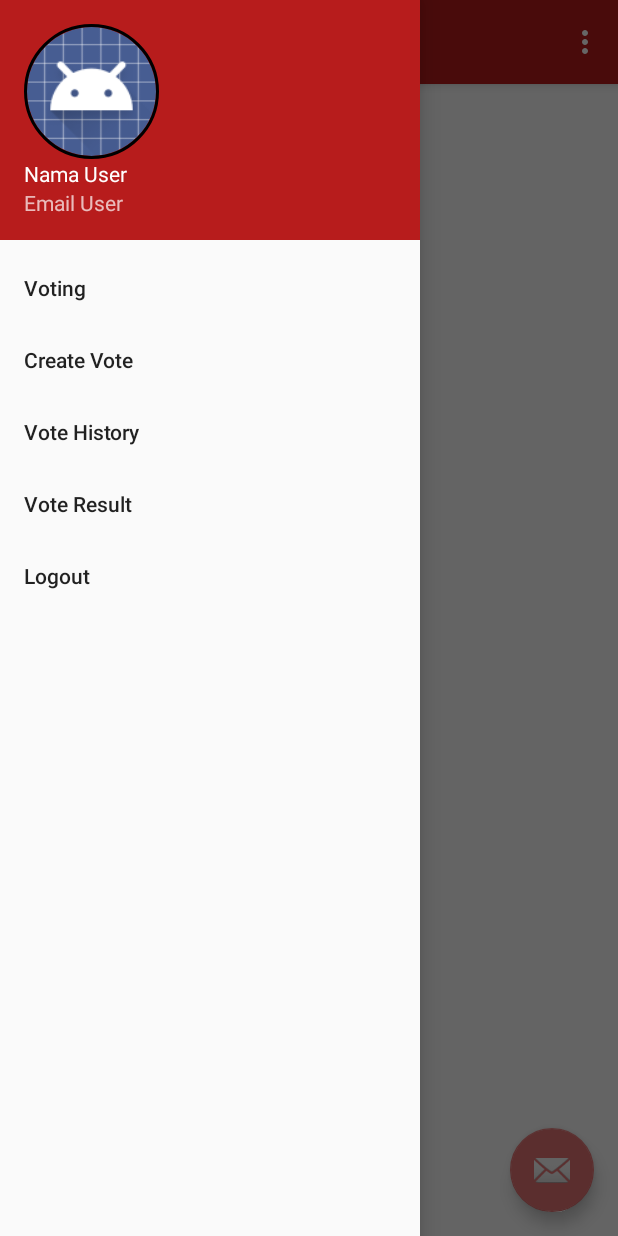
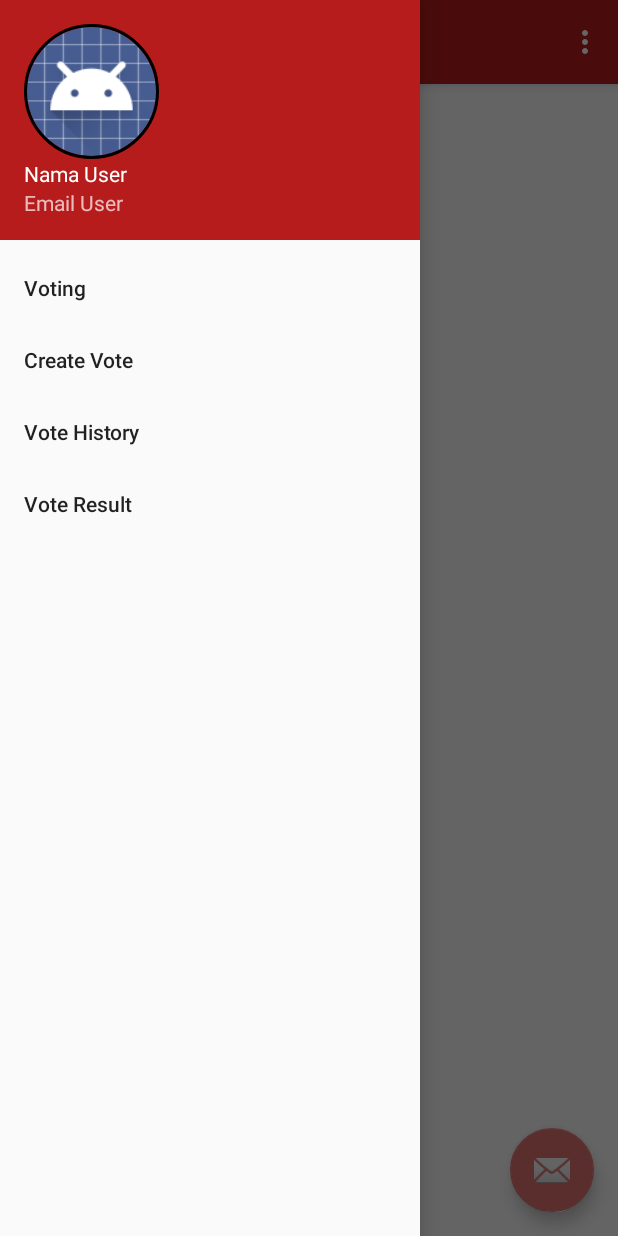
Before and after one commit to arinirae/VoteApp, an Android app: the screen it shows after launch once a user with an empty profile is signed in (HomeVote), with the side drawer open, on a phone screen of 412 x 824 dp. Run offline under Robolectric (Android 15) with nearby library versions, the phone set to English and light mode, and no system bars; our stand-ins replace CircleImageView, Firebase (no records; nobody signed in at launch, a user with empty details on screens opened directly), Picasso; libraries missing offline, so code that uses them is left out: com.firebase.client; pictures from the network do not load; 5 statements that could not run were skipped.

Commit message:
logout pindah

```diff
--- a/app/src/main/AndroidManifest.xml
+++ b/app/src/main/AndroidManifest.xml
@@ -48,8 +48,7 @@
 
     <activity
         android:name=".AddCandidates"
-        android:label="@string/title_activity_add_candidates"
-        android:theme="@style/AppTheme.NoActionBar"></activity>
+        android:label="@string/title_activity_add_candidates"></activity>
     </application>
 
 </manifest>
--- a/app/src/main/java/id/sch/smktelkom_mlg/project/xiirpl109192939/voteapp/AddVote.java
+++ b/app/src/main/java/id/sch/smktelkom_mlg/project/xiirpl109192939/voteapp/AddVote.java
@@ -1,20 +1,16 @@
 package id.sch.smktelkom_mlg.project.xiirpl109192939.voteapp;
 
 import android.content.Intent;
+import android.os.Bundle;
 import android.support.v7.app.AppCompatActivity;
-import android.os.Bundle;
 import android.view.View;
 import android.widget.Button;
 import android.widget.CheckBox;
 import android.widget.EditText;
-import android.widget.Spinner;
-
-import com.firebase.client.Firebase;
 
 import java.util.Calendar;
 
 public class AddVote extends AppCompatActivity {
-    public static final String JUMLAH_CALON = "JUMLAH_CALON";
     public static final int REQUEST_CODE_ADDCAN = 145;
     public static final String INVC = "INVC";
     Button cbtn;
--- a/app/src/main/java/id/sch/smktelkom_mlg/project/xiirpl109192939/voteapp/HomeVote.java
+++ b/app/src/main/java/id/sch/smktelkom_mlg/project/xiirpl109192939/voteapp/HomeVote.java
@@ -105,7 +105,10 @@ public class HomeVote extends AppCompatActivity
         int id = item.getItemId();
 
         //noinspection SimplifiableIfStatement
-        if (id == R.id.action_settings) {
+        if (id == R.id.action_logout) {
+            firebaseAuth.signOut();
+            finish();
+            startActivity(new Intent(this, LoginActivity.class));
             return true;
         }
 
--- a/app/src/main/res/menu/activity_home_vote_drawer.xml
+++ b/app/src/main/res/menu/activity_home_vote_drawer.xml
@@ -16,7 +16,7 @@
             android:title="Vote Result" />
         <item
             android:id="@+id/nav_logout"
-            android:title="Logout" />
+            android:title="" />
     </group>
 
     <!--<item android:title="Communicate">-->
--- a/app/src/main/res/menu/home_vote.xml
+++ b/app/src/main/res/menu/home_vote.xml
@@ -2,8 +2,8 @@
 <menu xmlns:android="http://schemas.android.com/apk/res/android"
     xmlns:app="http://schemas.android.com/apk/res-auto">
     <item
-        android:id="@+id/action_settings"
+        android:id="@+id/action_logout"
         android:orderInCategory="100"
-        android:title="@string/action_settings"
+        android:title="Logout"
         app:showAsAction="never" />
 </menu>
```
